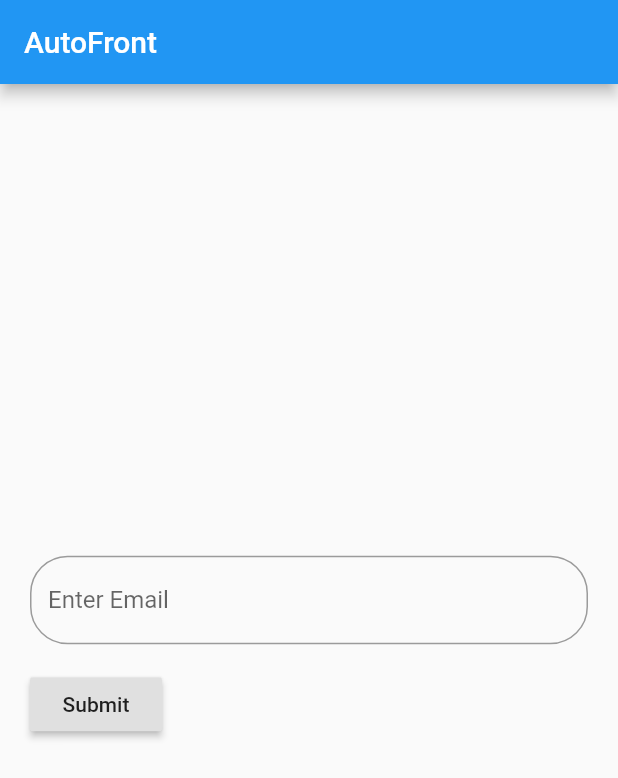
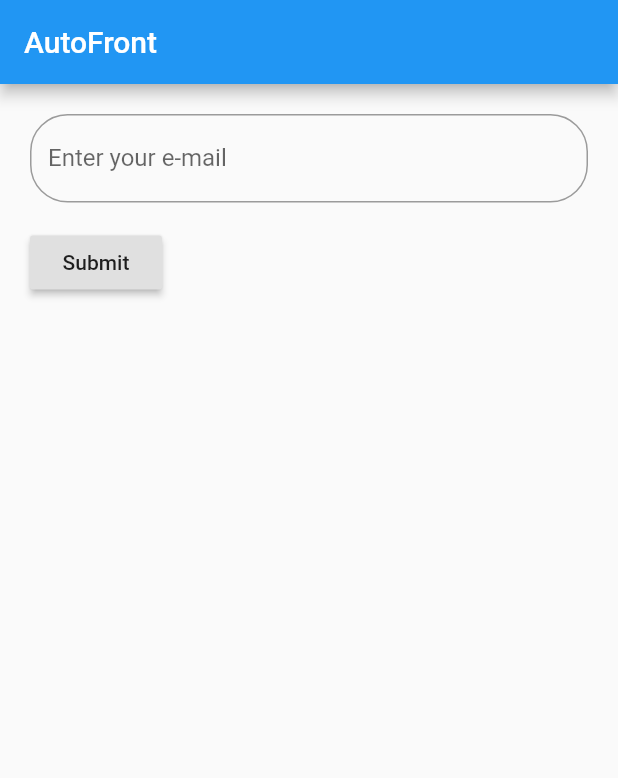
Before and after one commit to velrino/flutter, a Flutter app: the screen it shows after launch, on a phone screen of 412 x 824 dp. Shown: the top 778 px of the screen. Run offline on Flutter 3.47's test engine with Material 2 defaults, Android fonts, the phone set to English and light mode, and no system bars.

Commit message:
:zap: renamed class and hintText

```diff
--- a/lib/main.dart
+++ b/lib/main.dart
@@ -12,25 +12,23 @@ class MyApp extends StatelessWidget {
       title: _title,
       home: Scaffold(
         appBar: AppBar(title: const Text(_title)),
-        body: Center(
-          child: new ListView(
-              shrinkWrap: true,
-              padding: const EdgeInsets.all(20.0),
-              children: [Center(child: MyStatefulWidget())]),
-        ),
+        body: ListView(
+            shrinkWrap: true,
+            padding: const EdgeInsets.all(20.0),
+            children: [InputWidget()]),
       ),
     );
   }
 }
 
-class MyStatefulWidget extends StatefulWidget {
-  MyStatefulWidget({Key key}) : super(key: key);
+class InputWidget extends StatefulWidget {
+  InputWidget({Key key}) : super(key: key);
 
   @override
-  _MyStatefulWidgetState createState() => _MyStatefulWidgetState();
+  InputWidgetState createState() => InputWidgetState();
 }
 
-class _MyStatefulWidgetState extends State<MyStatefulWidget> {
+class InputWidgetState extends State<InputWidget> {
   final _formKey = GlobalKey<FormState>();
 
   @override
@@ -42,7 +40,7 @@ class _MyStatefulWidgetState extends State<MyStatefulWidget> {
         children: <Widget>[
           TextFormField(
             decoration: InputDecoration(
-              labelText: "Enter Email",
+              labelText: "Enter your e-mail",
               fillColor: Colors.white,
               border: OutlineInputBorder(
                 borderRadius: BorderRadius.circular(25.0),
```
